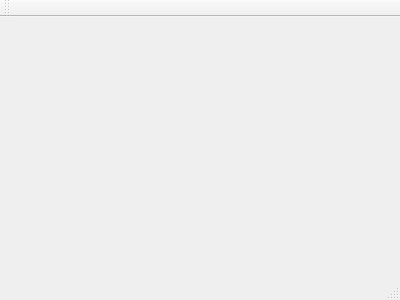
Old version of the form qt/QPigeon/mainwindow.ui in the repository rasgo-cc/pigeon.
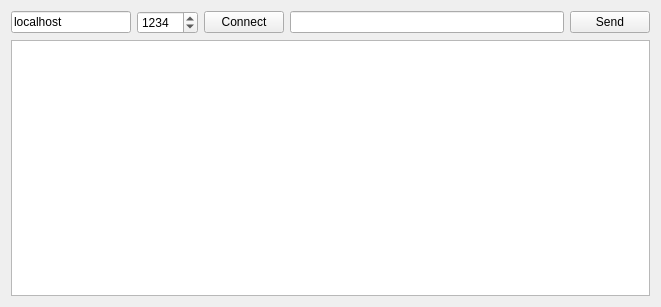
New version of the form.

Diff of the .ui file:
```diff
--- a/qt/QPigeon/mainwindow.ui
+++ b/qt/QPigeon/mainwindow.ui
@@ -1,24 +1,92 @@
 <ui version="4.0">
  <class>MainWindow</class>
- <widget class="QMainWindow" name="MainWindow" >
-  <property name="geometry" >
+ <widget class="QMainWindow" name="MainWindow">
+  <property name="geometry">
    <rect>
     <x>0</x>
     <y>0</y>
-    <width>400</width>
-    <height>300</height>
+    <width>661</width>
+    <height>307</height>
    </rect>
   </property>
   <property name="windowTitle" >
    <string>MainWindow</string>
   </property>
-  <widget class="QMenuBar" name="menuBar" />
-  <widget class="QToolBar" name="mainToolBar" />
-  <widget class="QWidget" name="centralWidget" />
-  <widget class="QStatusBar" name="statusBar" />
+  <widget class="QWidget" name="centralWidget">
+   <layout class="QVBoxLayout" name="verticalLayout">
+    <item>
+     <layout class="QHBoxLayout" name="horizontalLayout"/>
+    </item>
+    <item>
+     <layout class="QHBoxLayout" name="horizontalLayout_2">
+      <item>
+       <widget class="QLineEdit" name="lineHost">
+        <property name="maximumSize">
+         <size>
+          <width>120</width>
+          <height>16777215</height>
+         </size>
+        </property>
+        <property name="text">
+         <string>localhost</string>
+        </property>
+       </widget>
+      </item>
+      <item>
+       <widget class="QSpinBox" name="spinPort">
+        <property name="suffix">
+         <string/>
+        </property>
+        <property name="prefix">
+         <string/>
+        </property>
+        <property name="minimum">
+         <number>1</number>
+        </property>
+        <property name="maximum">
+         <number>99999</number>
+        </property>
+        <property name="value">
+         <number>1234</number>
+        </property>
+        <property name="displayIntegerBase">
+         <number>10</number>
+        </property>
+       </widget>
+      </item>
+      <item>
+       <widget class="QPushButton" name="buttonConnect">
+        <property name="text">
+         <string>Connect</string>
+        </property>
+       </widget>
+      </item>
+      <item>
+       <widget class="QLineEdit" name="lineData"/>
+      </item>
+      <item>
+       <widget class="QPushButton" name="buttonSend">
+        <property name="text">
+         <string>Send</string>
+        </property>
+       </widget>
+      </item>
+     </layout>
+    </item>
+    <item>
+     <widget class="QTextEdit" name="textLog">
+      <property name="font">
+       <font>
+        <family>Consolas</family>
+        <pointsize>9</pointsize>
+       </font>
+      </property>
+     </widget>
+    </item>
+   </layout>
+  </widget>
  </widget>
- <layoutDefault spacing="6" margin="11" />
- <pixmapfunction></pixmapfunction>
+ <layoutdefault spacing="6" margin="11"/>
  <resources/>
  <connections/>
 </ui>
```
Left out of the diff: 3 changed lines with no effect on the pictures.
